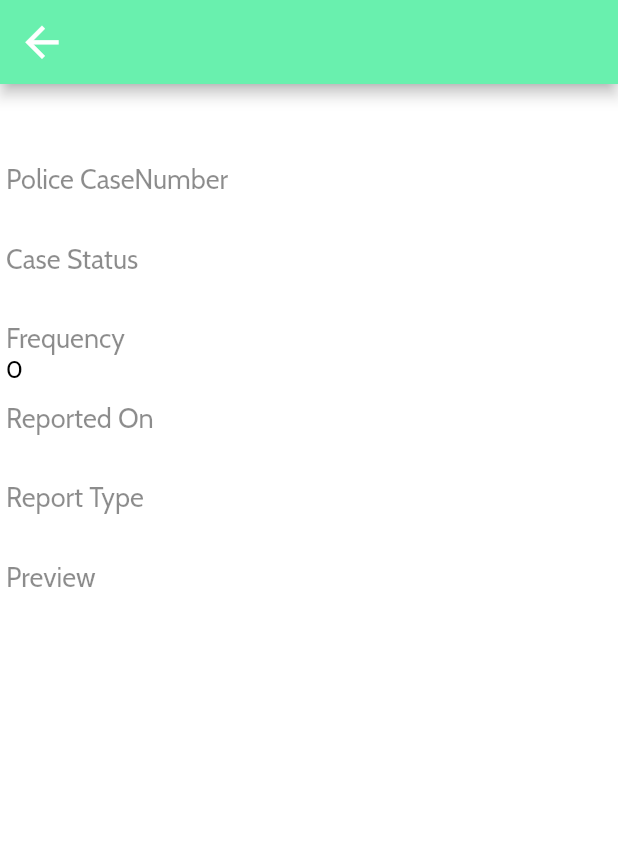
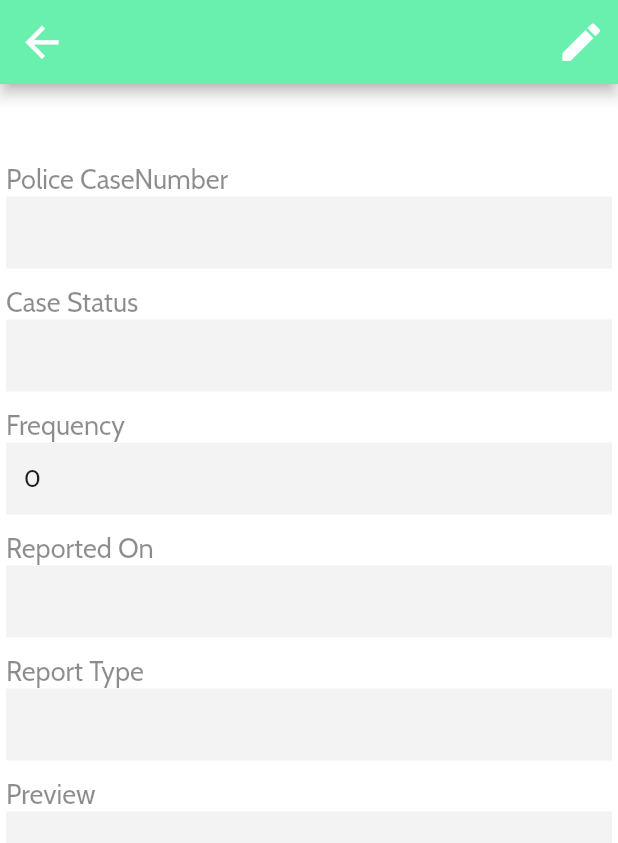
Before and after one commit to mabu-dev/qaphela, a Flutter app: the CaseDetails screen opened directly with empty values, on a phone screen of 412 x 824 dp. Shown: the top 843 px of the screen. Run offline on Flutter 3.47's test engine with Material 2 defaults, Android fonts, the phone set to English and light mode, and no system bars; our stand-ins replace google_maps_flutter, localstorage, location.

Commit message:
edit case ui

```diff
--- a/qaphelaMobile/lib/views/case-details.dart
+++ b/qaphelaMobile/lib/views/case-details.dart
@@ -1,8 +1,8 @@
 import 'package:flutter/material.dart';
 import 'package:qaphelaMobile/model/checkCase.dart';
-import 'package:qaphelaMobile/model/details-entry.dart';
+import 'package:qaphelaMobile/views/details-entry.dart';
 
-class CaseDetails extends StatelessWidget {
+class CaseDetails extends StatefulWidget {
   final CheckCase checkCase;
   CaseDetails({
     Key key,
@@ -10,9 +10,17 @@ class CaseDetails extends StatelessWidget {
   }) : super(key: key);
 
   @override
+  _CaseDetailsState createState() => _CaseDetailsState();
+}
+
+class _CaseDetailsState extends State<CaseDetails> {
+  CheckCase editCheckCase;
+  bool edit = false;
+
+  @override
   Widget build(BuildContext context) {
     return Scaffold(
-      appBar: AppBar(
+        appBar: AppBar(
           leading: IconButton(
             icon: Icon(Icons.arrow_back),
             iconSize: MediaQuery.of(context).size.width * 0.08,
@@ -21,40 +29,70 @@ class CaseDetails extends StatelessWidget {
               Navigator.pop(context);
             },
           ),
+          actions: [
+            IconButton(
+              icon: Icon(Icons.edit),
+              iconSize: MediaQuery.of(context).size.width * 0.08,
+              color: Colors.white,
+              onPressed: () {
+                setState(() {
+                  edit = !edit;
+                });
+                // Navigator.pop(context);
+                // sprint('');
+              },
+            )
+          ],
           automaticallyImplyLeading: false,
           backgroundColor: Colors.greenAccent,
           title: Text(
-            checkCase.title,
+            widget.checkCase.title,
             style: TextStyle(fontSize: 16, color: Colors.black),
           ),
         ),
         body: Container(
-          padding: EdgeInsets.fromLTRB(4,12,4,0),
+          padding: EdgeInsets.fromLTRB(4, 12, 4, 0),
           color: Colors.white,
-          child: Flex(
-            direction: Axis.vertical,
-            children: [
+          child: SingleChildScrollView(
+                  child: Column(
+                      mainAxisSize: MainAxisSize.max,
+                      crossAxisAlignment: CrossAxisAlignment.stretch,
+                      children: <Widget>[
+                    Text(
+                      widget.checkCase.title,
+                      style: TextStyle(
+                          fontSize: 24,
+                          color: Colors.black,
+                          fontWeight: FontWeight.w400),
+                    ),
+                    CaseDetailsEntry(
+                        text: widget.checkCase.policeCaseNumber,
+                        title: "Police CaseNumber",
+                        edit: edit),
+                    CaseDetailsEntry(
+                        text: widget.checkCase.caseStatus,
+                        title: "Case Status",
+                        edit: edit),
+                    CaseDetailsEntry(
+                        text: widget.checkCase.frequency.toString(),
+                        title: "Frequency",
+                        edit: edit),
+                    CaseDetailsEntry(
+                        text: widget.checkCase.when,
+                        title: "Reported On",
+                        edit: edit),
+                    CaseDetailsEntry(
+                        text: widget.checkCase.reportType,
+                        title: "Report Type",
+                        edit: edit),
+                    CaseDetailsEntry(
+                        text: widget.checkCase.preview,
+                        title: "Preview",
+                        edit: edit),
 
-            Flexible(
-            flex: 1,
-            fit: FlexFit.loose,
-            child: Column(children:<Widget>[
-              Text(
-            checkCase.title,
-            style: TextStyle(fontSize: 24, color: Colors.black, fontWeight: FontWeight.w400),
-          ),
-              CaseDetailsEntry(text: checkCase.policeCaseNumber, title: "Police CaseNumber",),
-              CaseDetailsEntry(text: checkCase.caseStatus, title: "Case Status",),
-              CaseDetailsEntry(text: checkCase.frequency.toString(), title: "Frequency",),
-              CaseDetailsEntry(text: checkCase.when, title: "Reported On",),
-              CaseDetailsEntry(text: checkCase.reportType, title: "Report Type",),
-              CaseDetailsEntry(text: checkCase.preview, title: "Preview",),
-
-
-            ])
-          )
-          ],),
-        )
-    );
+                  ]
+                  )
+              ),
+        ));
   }
 }
--- a/qaphelaMobile/lib/model/details-entry.dart
+++ b/qaphelaMobile/lib/views/details-entry.dart
@@ -2,7 +2,8 @@ import 'package:flutter/material.dart';
 
 class CaseDetailsEntry extends StatelessWidget {
   final String text, title;
-  const CaseDetailsEntry({Key key, this.text, this.title}) : super(key: key);
+  final bool edit;
+  const CaseDetailsEntry({Key key, this.text, this.title, this.edit}) : super(key: key);
 
   @override
   Widget build(BuildContext context) {
@@ -20,10 +21,23 @@ class CaseDetailsEntry extends StatelessWidget {
             title,
             style: TextStyle(fontSize: 18, color: Colors.black45, fontWeight: FontWeight.w400)
           ),
-          Text(
+          edit == true?Text(
             text,
             style: TextStyle(fontSize: 16, color: Colors.black),
-          )
+          ):TextField(
+            controller: TextEditingController(text:text),
+              onChanged: (value) => {
+                    // setState(() {
+                    //   auth[id] = value;
+                    // }),
+                    print('TextField onChanged: $text'),
+                  },
+              // obscureText: isPassword,
+              decoration: InputDecoration(
+                  // hintText: hint,
+                  border: InputBorder.none,
+                  fillColor: Color(0xfff3f3f4),
+                  filled: true))
       ]),
     );
   }
```
